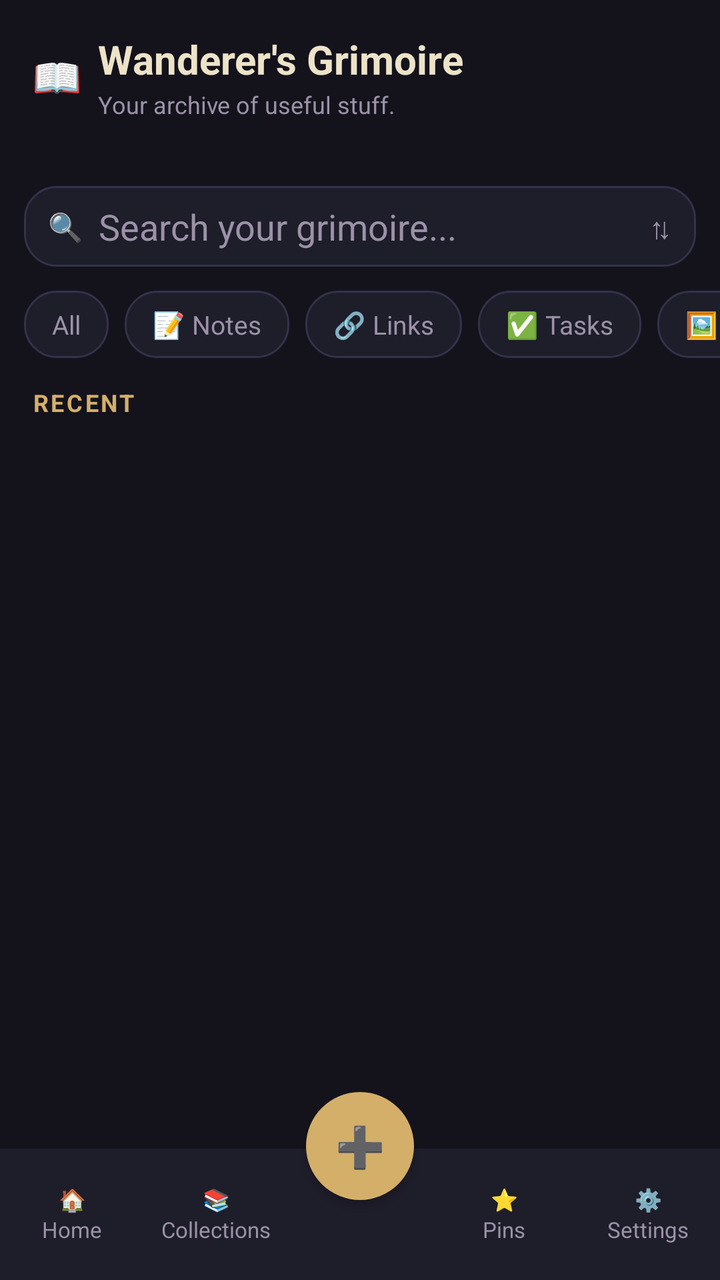
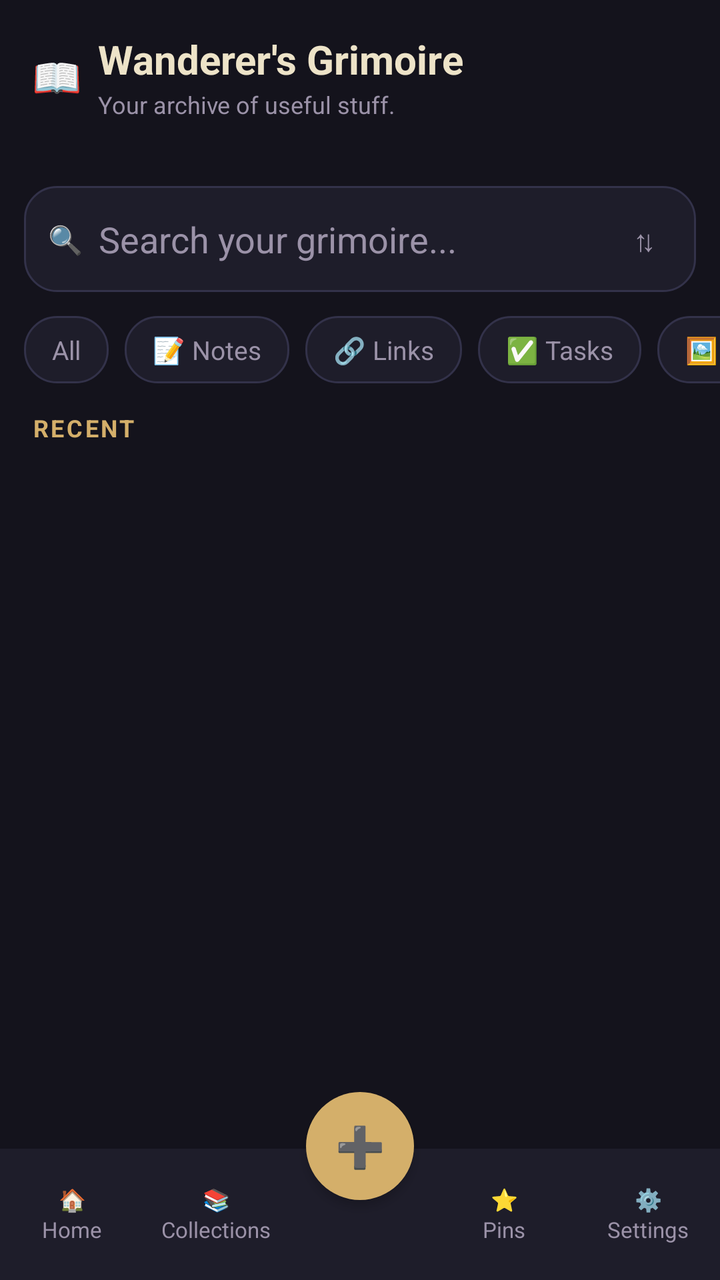

Compare the two renders of this Android layout. The source of the first and the diff that turns it into the second are given below.
<!-- AndroidManifest.xml: application theme Theme.WanderersGrimoire -->
<!-- res/layout/activity_main.xml -->
<?xml version="1.0" encoding="utf-8"?>
<LinearLayout xmlns:android="http://schemas.android.com/apk/res/android"
    android:layout_width="match_parent"
    android:layout_height="match_parent"
    android:orientation="vertical"
    android:background="@color/paper">

    <FrameLayout
        android:layout_width="match_parent"
        android:layout_height="0dp"
        android:layout_weight="1">

        
        <LinearLayout
            android:id="@+id/homeScreen"
            android:layout_width="match_parent"
            android:layout_height="match_parent"
            android:orientation="vertical">

            <LinearLayout
                android:layout_width="match_parent"
                android:layout_height="wrap_content"
                android:orientation="horizontal"
                android:gravity="center_vertical"
                android:paddingStart="16dp"
                android:paddingEnd="16dp"
                android:paddingTop="16dp"
                android:paddingBottom="2dp">

                <TextView
                    android:layout_width="wrap_content"
                    android:layout_height="wrap_content"
                    android:text="📖"
                    android:textSize="20sp"
                    android:layout_marginEnd="8dp" />

                <LinearLayout
                    android:layout_width="0dp"
                    android:layout_height="wrap_content"
                    android:layout_weight="1"
                    android:orientation="vertical">

                    <TextView
                        android:layout_width="wrap_content"
                        android:layout_height="wrap_content"
                        android:text="Wanderer's Grimoire"
                        android:textColor="@color/ink"
                        android:textSize="20sp"
                        android:textStyle="bold" />

                    <TextView
                        android:layout_width="wrap_content"
                        android:layout_height="wrap_content"
                        android:layout_marginTop="1dp"
                        android:text="Your archive of useful stuff."
                        android:textColor="@color/ink_dim"
                        android:textSize="12sp" />

                </LinearLayout>

            </LinearLayout>

            <TextView
                android:id="@+id/headerStats"
                android:layout_width="match_parent"
                android:layout_height="wrap_content"
                android:paddingStart="16dp"
                android:paddingEnd="16dp"
                android:paddingTop="4dp"
                android:textColor="@color/ink_dim"
                android:textSize="11sp" />

            <LinearLayout
                android:layout_width="match_parent"
                android:layout_height="wrap_content"
                android:orientation="horizontal"
                android:gravity="center_vertical"
                android:layout_margin="12dp"
                android:background="@drawable/chip_background"
                android:paddingStart="12dp"
                android:paddingEnd="12dp"
                android:paddingTop="8dp"
                android:paddingBottom="8dp">

                <TextView
                    android:layout_width="wrap_content"
                    android:layout_height="wrap_content"
                    android:text="🔍"
                    android:textSize="14sp"
                    android:layout_marginEnd="8dp" />

                <EditText
                    android:id="@+id/searchInput"
                    android:layout_width="0dp"
                    android:layout_height="wrap_content"
                    android:layout_weight="1"
                    android:hint="Search your grimoire..."
                    android:background="@null"
                    android:padding="0dp"
                    android:minHeight="0dp"
                    android:textColor="@color/ink"
                    android:textColorHint="@color/ink_dim"
                    android:inputType="text" />

                <TextView
                    android:id="@+id/sortToggle"
                    android:layout_width="wrap_content"
                    android:layout_height="wrap_content"
                    android:text="⇅"
                    android:textColor="@color/ink_dim"
                    android:textSize="15sp"
                    android:paddingStart="8dp"
                    android:clickable="true"
                    android:focusable="true" />

            </LinearLayout>

            <LinearLayout
                android:id="@+id/activeFolderBanner"
                android:layout_width="match_parent"
                android:layout_height="wrap_content"
                android:orientation="horizontal"
                android:gravity="center_vertical"
                android:paddingStart="16dp"
                android:paddingEnd="16dp"
                android:paddingBottom="8dp"
                android:visibility="gone">

                <TextView
                    android:id="@+id/activeFolderLabel"
                    android:layout_width="0dp"
                    android:layout_height="wrap_content"
                    android:layout_weight="1"
                    android:textColor="@color/gold"
                    android:textStyle="bold"
                    android:textSize="13sp" />

                <TextView
                    android:id="@+id/clearFolderFilter"
                    android:layout_width="wrap_content"
                    android:layout_height="wrap_content"
                    android:text="✕ clear"
                    android:textColor="@color/ink_dim"
                    android:padding="4dp"
                    android:clickable="true"
                    android:focusable="true" />

            </LinearLayout>

            <HorizontalScrollView
                android:layout_width="match_parent"
                android:layout_height="wrap_content"
                android:scrollbars="none"
                android:paddingBottom="4dp">

                <LinearLayout
                    android:layout_width="wrap_content"
                    android:layout_height="wrap_content"
                    android:orientation="horizontal"
                    android:paddingStart="12dp"
                    android:paddingEnd="12dp">

                    <TextView
                        android:id="@+id/chipAll"
                        style="@style/TypeChip"
                        android:text="All" />

                    <TextView
                        android:id="@+id/chipNotes"
                        style="@style/TypeChip"
                        android:text="📝 Notes" />

                    <TextView
                        android:id="@+id/chipLinks"
                        style="@style/TypeChip"
                        android:text="🔗 Links" />

                    <TextView
                        android:id="@+id/chipTasks"
                        style="@style/TypeChip"
                        android:text="✅ Tasks" />

                    <TextView
                        android:id="@+id/chipImages"
                        style="@style/TypeChip"
                        android:text="🖼️ Images" />

                    <TextView
                        android:id="@+id/chipPins"
                        style="@style/TypeChip"
                        android:text="⭐ Pins" />

                </LinearLayout>

            </HorizontalScrollView>

            <LinearLayout
                android:layout_width="match_parent"
                android:layout_height="wrap_content"
                android:orientation="horizontal"
                android:gravity="center_vertical"
                android:paddingStart="16dp"
                android:paddingEnd="16dp"
                android:paddingTop="10dp"
                android:paddingBottom="4dp">

                <TextView
                    android:id="@+id/sectionTitle"
                    android:layout_width="0dp"
                    android:layout_height="wrap_content"
                    android:layout_weight="1"
                    android:text="RECENT"
                    android:textColor="@color/gold"
                    android:textStyle="bold"
                    android:textSize="12sp"
                    android:letterSpacing="0.1" />

                <TextView
                    android:id="@+id/seeAllBtn"
                    android:layout_width="wrap_content"
                    android:layout_height="wrap_content"
                    android:text="See all →"
                    android:textColor="@color/ink_dim"
                    android:textSize="12sp"
                    android:visibility="gone"
                    android:clickable="true"
                    android:focusable="true" />

            </LinearLayout>

            <LinearLayout
                android:id="@+id/emptyView"
                android:layout_width="match_parent"
                android:layout_height="wrap_content"
                android:orientation="vertical"
                android:gravity="center_horizontal"
                android:paddingTop="28dp"
                android:paddingBottom="16dp"
                android:paddingStart="32dp"
                android:paddingEnd="32dp"
                android:visibility="gone">

                <TextView
                    android:layout_width="wrap_content"
                    android:layout_height="wrap_content"
                    android:text="◇"
                    android:textColor="@color/gold"
                    android:textSize="26sp" />

                <TextView
                    android:layout_width="wrap_content"
                    android:layout_height="wrap_content"
                    android:layout_marginTop="8dp"
                    android:text="Your grimoire is empty"
                    android:textColor="@color/ink"
                    android:textStyle="bold"
                    android:textSize="15sp" />

                <TextView
                    android:layout_width="wrap_content"
                    android:layout_height="wrap_content"
                    android:layout_marginTop="4dp"
                    android:text="Start saving interesting stuff you discover."
                    android:textColor="@color/ink_dim"
                    android:textSize="12sp"
                    android:gravity="center" />

                <TextView
                    android:id="@+id/emptyAddBtn"
                    android:layout_width="wrap_content"
                    android:layout_height="wrap_content"
                    android:layout_marginTop="14dp"
                    android:text="+ Add something"
                    android:textColor="@color/gold"
                    android:textSize="13sp"
                    android:background="@drawable/chip_background_active"
                    android:paddingStart="16dp"
                    android:paddingEnd="16dp"
                    android:paddingTop="8dp"
                    android:paddingBottom="8dp"
                    android:clickable="true"
                    android:focusable="true" />

            </LinearLayout>

            <androidx.recyclerview.widget.RecyclerView
                android:id="@+id/feedList"
                android:layout_width="match_parent"
                android:layout_height="0dp"
                android:layout_weight="1"
                android:paddingStart="12dp"
                android:paddingEnd="12dp"
                android:paddingBottom="16dp"
                android:clipToPadding="false" />

        </LinearLayout>

        
        <LinearLayout
            android:id="@+id/collectionsScreen"
            android:layout_width="match_parent"
            android:layout_height="match_parent"
            android:orientation="vertical"
            android:visibility="gone">

            <TextView
                android:layout_width="wrap_content"
                android:layout_height="wrap_content"
                android:text="Collections"
                android:textColor="@color/ink"
                android:textSize="20sp"
                android:textStyle="bold"
                android:padding="16dp" />

            <androidx.recyclerview.widget.RecyclerView
                android:id="@+id/collectionsList"
                android:layout_width="match_parent"
                android:layout_height="0dp"
                android:layout_weight="1"
                android:paddingStart="12dp"
                android:paddingEnd="12dp"
                android:clipToPadding="false" />

            <Button
                android:id="@+id/newCollectionBtn"
                android:layout_width="match_parent"
                android:layout_height="wrap_content"
                android:layout_margin="12dp"
                android:text="+ New collection" />

        </LinearLayout>

        
        <LinearLayout
            android:id="@+id/pinsScreen"
            android:layout_width="match_parent"
            android:layout_height="match_parent"
            android:orientation="vertical"
            android:visibility="gone">

            <TextView
                android:layout_width="wrap_content"
                android:layout_height="wrap_content"
                android:text="Pinned"
                android:textColor="@color/ink"
                android:textSize="20sp"
                android:textStyle="bold"
                android:padding="16dp" />

            <LinearLayout
                android:id="@+id/pinsEmptyView"
                android:layout_width="match_parent"
                android:layout_height="wrap_content"
                android:orientation="vertical"
                android:gravity="center_horizontal"
                android:paddingTop="28dp"
                android:paddingBottom="16dp"
                android:paddingStart="32dp"
                android:paddingEnd="32dp"
                android:visibility="gone">

                <TextView
                    android:layout_width="wrap_content"
                    android:layout_height="wrap_content"
                    android:text="◇"
                    android:textColor="@color/gold"
                    android:textSize="26sp" />

                <TextView
                    android:layout_width="wrap_content"
                    android:layout_height="wrap_content"
                    android:layout_marginTop="8dp"
                    android:text="Nothing pinned yet"
                    android:textColor="@color/ink"
                    android:textStyle="bold"
                    android:textSize="15sp" />

                <TextView
                    android:layout_width="wrap_content"
                    android:layout_height="wrap_content"
                    android:layout_marginTop="4dp"
                    android:text="Star an item to keep it within easy reach here."
                    android:textColor="@color/ink_dim"
                    android:textSize="12sp"
                    android:gravity="center" />

            </LinearLayout>

            <androidx.recyclerview.widget.RecyclerView
                android:id="@+id/pinsList"
                android:layout_width="match_parent"
                android:layout_height="0dp"
                android:layout_weight="1"
                android:paddingStart="12dp"
                android:paddingEnd="12dp"
                android:paddingBottom="16dp"
                android:clipToPadding="false" />

        </LinearLayout>

        
        <LinearLayout
            android:id="@+id/settingsScreen"
            android:layout_width="match_parent"
            android:layout_height="match_parent"
            android:orientation="vertical"
            android:visibility="gone"
            android:padding="16dp">

            <TextView
                android:layout_width="wrap_content"
                android:layout_height="wrap_content"
                android:text="Settings"
                android:textColor="@color/ink"
                android:textSize="20sp"
                android:textStyle="bold"
                android:paddingBottom="16dp" />

            <TextView
                android:id="@+id/settingsInfo"
                android:layout_width="match_parent"
                android:layout_height="wrap_content"
                android:textColor="@color/ink_dim"
                android:lineSpacingExtra="4dp" />

            <Button
                android:id="@+id/manageCollectionsBtn"
                android:layout_width="match_parent"
                android:layout_height="wrap_content"
                android:layout_marginTop="20dp"
                android:text="Manage collections" />

        </LinearLayout>

    </FrameLayout>

    
    <FrameLayout
        android:layout_width="match_parent"
        android:layout_height="wrap_content">

        <LinearLayout
            android:layout_width="match_parent"
            android:layout_height="wrap_content"
            android:layout_gravity="bottom"
            android:orientation="horizontal"
            android:background="@color/paper2"
            android:paddingTop="14dp"
            android:paddingBottom="14dp">

            <TextView
                android:id="@+id/navHome"
                style="@style/NavItem"
                android:text="🏠\nHome" />

            <TextView
                android:id="@+id/navCollections"
                style="@style/NavItem"
                android:text="📚\nCollections" />

            <View
                android:layout_width="0dp"
                android:layout_height="1dp"
                android:layout_weight="1" />

            <TextView
                android:id="@+id/navPins"
                style="@style/NavItem"
                android:text="⭐\nPins" />

            <TextView
                android:id="@+id/navSettings"
                style="@style/NavItem"
                android:text="⚙️\nSettings" />

        </LinearLayout>

        <TextView
            android:id="@+id/navCapture"
            android:layout_width="54dp"
            android:layout_height="54dp"
            android:layout_gravity="bottom|center_horizontal"
            android:layout_marginBottom="40dp"
            android:background="@drawable/circle_gold"
            android:elevation="3dp"
            android:gravity="center"
            android:text="➕"
            android:textColor="@color/paper"
            android:textSize="20sp"
            android:clickable="true"
            android:focusable="true" />

    </FrameLayout>

</LinearLayout>
<!-- resources referenced by this layout -->
<resources>
  <color name="gold">#D4AF6A</color>
  <color name="ink">#EDE3C8</color>
  <color name="ink_dim">#9B92A8</color>
  <color name="paper">#14131C</color>
  <color name="paper2">#1E1D2A</color>
  <!-- drawable chip_background (drawable) -->
  <?xml version="1.0" encoding="utf-8"?>
  <shape xmlns:android="http://schemas.android.com/apk/res/android">
      <solid android:color="@color/paper2" />
      <corners android:radius="16dp" />
      <stroke android:width="1dp" android:color="@color/line" />
  </shape>
  <!-- drawable chip_background_active (drawable) -->
  <?xml version="1.0" encoding="utf-8"?>
  <shape xmlns:android="http://schemas.android.com/apk/res/android">
      <solid android:color="@color/paper2" />
      <corners android:radius="16dp" />
      <stroke android:width="2dp" android:color="@color/gold" />
  </shape>
  <!-- drawable circle_gold (drawable) -->
  <?xml version="1.0" encoding="utf-8"?>
  <shape xmlns:android="http://schemas.android.com/apk/res/android"
      android:shape="oval">
      <solid android:color="@color/gold" />
  </shape>
  <style name="NavItem">
          <item name="android:layout_width">0dp</item>
          <item name="android:layout_height">wrap_content</item>
          <item name="android:layout_weight">1</item>
          <item name="android:gravity">center</item>
          <item name="android:textColor">@color/ink_dim</item>
          <item name="android:textSize">11sp</item>
          <item name="android:lineSpacingExtra">2dp</item>
          <item name="android:clickable">true</item>
          <item name="android:focusable">true</item>
          <item name="android:padding">4dp</item>
      </style>
  <style name="TypeChip">
          <item name="android:layout_width">wrap_content</item>
          <item name="android:layout_height">wrap_content</item>
          <item name="android:layout_marginEnd">8dp</item>
          <item name="android:background">@drawable/chip_background</item>
          <item name="android:paddingStart">14dp</item>
          <item name="android:paddingEnd">14dp</item>
          <item name="android:paddingTop">8dp</item>
          <item name="android:paddingBottom">8dp</item>
          <item name="android:textColor">@color/ink_dim</item>
          <item name="android:textSize">13sp</item>
          <item name="android:clickable">true</item>
          <item name="android:focusable">true</item>
      </style>
  <style name="Theme.WanderersGrimoire" parent="Theme.Material3.DayNight.NoActionBar">
          <item name="colorPrimary">@color/gold</item>
          <item name="android:windowBackground">@color/paper</item>
          <item name="android:statusBarColor">@color/paper</item>
          <item name="android:windowLightStatusBar">false</item>
          <item name="android:navigationBarColor">@color/paper</item>
          <item name="android:windowLightNavigationBar">false</item>
      </style>
  <color name="line">#33324A</color>
</resources>

<!-- the commit's change to res/layout/activity_main.xml (unified diff, before → after) -->
@@ -6,6 +6,7 @@
     android:background="@color/paper">
 
     <FrameLayout
+        android:id="@+id/screenContainer"
         android:layout_width="match_parent"
         android:layout_height="0dp"
         android:layout_weight="1">
@@ -109,7 +110,8 @@
                     android:text="⇅"
                     android:textColor="@color/ink_dim"
                     android:textSize="15sp"
-                    android:paddingStart="8dp"
+                    android:padding="8dp"
+                    android:foreground="?android:attr/selectableItemBackgroundBorderless"
                     android:clickable="true"
                     android:focusable="true" />
 
@@ -142,6 +144,7 @@
                     android:text="✕ clear"
                     android:textColor="@color/ink_dim"
                     android:padding="4dp"
+                    android:foreground="?android:attr/selectableItemBackgroundBorderless"
                     android:clickable="true"
                     android:focusable="true" />
 
@@ -195,6 +198,7 @@
             </HorizontalScrollView>
 
             <LinearLayout
+                android:id="@+id/sectionTitleRow"
                 android:layout_width="match_parent"
                 android:layout_height="wrap_content"
                 android:orientation="horizontal"
@@ -222,7 +226,9 @@
                     android:text="See all →"
                     android:textColor="@color/ink_dim"
                     android:textSize="12sp"
+                    android:padding="4dp"
                     android:visibility="gone"
+                    android:foreground="?android:attr/selectableItemBackgroundBorderless"
                     android:clickable="true"
                     android:focusable="true" />
 
@@ -274,6 +280,7 @@
                     android:textColor="@color/gold"
                     android:textSize="13sp"
                     android:background="@drawable/chip_background_active"
+                    android:foreground="?android:attr/selectableItemBackground"
                     android:paddingStart="16dp"
                     android:paddingEnd="16dp"
                     android:paddingTop="8dp"
@@ -291,7 +298,8 @@
                 android:paddingStart="12dp"
                 android:paddingEnd="12dp"
                 android:paddingBottom="16dp"
-                android:clipToPadding="false" />
+                android:clipToPadding="false"
+                android:layoutAnimation="@anim/list_layout_animation" />
 
         </LinearLayout>
 
@@ -319,7 +327,8 @@
                 android:layout_weight="1"
                 android:paddingStart="12dp"
                 android:paddingEnd="12dp"
-                android:clipToPadding="false" />
+                android:clipToPadding="false"
+                android:layoutAnimation="@anim/list_layout_animation" />
 
             <Button
                 android:id="@+id/newCollectionBtn"
@@ -394,7 +403,8 @@
                 android:paddingStart="12dp"
                 android:paddingEnd="12dp"
                 android:paddingBottom="16dp"
-                android:clipToPadding="false" />
+                android:clipToPadding="false"
+                android:layoutAnimation="@anim/list_layout_animation" />
 
         </LinearLayout>
 
@@ -481,7 +491,7 @@
             android:layout_height="54dp"
             android:layout_gravity="bottom|center_horizontal"
             android:layout_marginBottom="40dp"
-            android:background="@drawable/circle_gold"
+            android:background="@drawable/circle_gold_ripple"
             android:elevation="3dp"
             android:gravity="center"
             android:text="➕"
<!-- resource entries referenced after the edit -->
@@ -19,16 +19,26 @@
       <corners android:radius="16dp" />
       <stroke android:width="2dp" android:color="@color/gold" />
   </shape>
-  <!-- drawable circle_gold (drawable) -->
+  <!-- drawable circle_gold_ripple (drawable) -->
   <?xml version="1.0" encoding="utf-8"?>
-  <shape xmlns:android="http://schemas.android.com/apk/res/android"
-      android:shape="oval">
-      <solid android:color="@color/gold" />
-  </shape>
+  <ripple xmlns:android="http://schemas.android.com/apk/res/android"
+      android:color="#40141317">
+      <item android:id="@android:id/mask">
+          <shape android:shape="oval">
+              <solid android:color="@android:color/white" />
+          </shape>
+      </item>
+      <item>
+          <shape android:shape="oval">
+              <solid android:color="@color/gold" />
+          </shape>
+      </item>
+  </ripple>
   <style name="NavItem">
           <item name="android:layout_width">0dp</item>
           <item name="android:layout_height">wrap_content</item>
           <item name="android:layout_weight">1</item>
+          <item name="android:foreground">?android:attr/selectableItemBackground</item>
           <item name="android:gravity">center</item>
           <item name="android:textColor">@color/ink_dim</item>
           <item name="android:textSize">11sp</item>
@@ -42,6 +52,7 @@
           <item name="android:layout_height">wrap_content</item>
           <item name="android:layout_marginEnd">8dp</item>
           <item name="android:background">@drawable/chip_background</item>
+          <item name="android:foreground">?android:attr/selectableItemBackground</item>
           <item name="android:paddingStart">14dp</item>
           <item name="android:paddingEnd">14dp</item>
           <item name="android:paddingTop">8dp</item>
